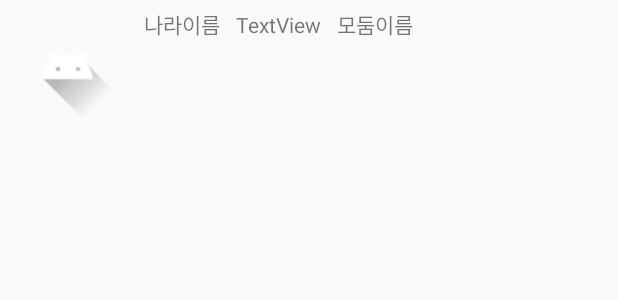
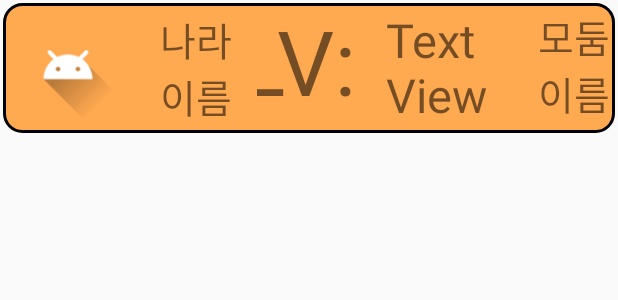
Before and after one commit to j991132/trade, an Android app: the layout rank_item.xml on its own in the app's theme, with its tools: preview values and no code run, on a phone screen of 412 x 824 dp. Shown: the top 300 px of the screen. Run offline under Robolectric (Android 15) with nearby library versions, the phone set to English and light mode, and no system bars.

```diff
--- /dev/null
+++ b/app/src/main/res/drawable/border_layout.xml
@@ -0,0 +1,22 @@
+<?xml version="1.0" encoding="utf-8"?>
+<layer-list xmlns:android="http://schemas.android.com/apk/res/android">
+
+<item
+    android:start="2dp"
+    android:end="2dp"
+    android:top="2dp"
+    android:bottom="2dp">
+    <shape android:shape="rectangle">
+        <stroke android:width="2dp"
+            android:color="#000000"/>
+        <solid android:color="#FFA950"/>
+
+        <corners
+            android:topLeftRadius="12dp"
+            android:topRightRadius="12dp"
+            android:bottomLeftRadius="12dp"
+            android:bottomRightRadius="12dp"/>
+
+    </shape>
+</item>
+</layer-list>
--- a/app/src/main/res/layout/rank_item.xml
+++ b/app/src/main/res/layout/rank_item.xml
@@ -3,11 +3,14 @@
     xmlns:app="http://schemas.android.com/apk/res-auto"
     android:layout_width="match_parent"
     android:layout_height="wrap_content"
+    android:background="@drawable/border_layout"
+    android:gravity="center"
     android:orientation="vertical">
 
     <LinearLayout
         android:layout_width="match_parent"
         android:layout_height="match_parent"
+        android:gravity="fill_horizontal"
         android:orientation="horizontal">
 
         <ImageView
@@ -19,23 +22,53 @@
 
         <TextView
             android:id="@+id/nationname"
-            android:layout_width="wrap_content"
-            android:layout_height="wrap_content"
+            android:layout_width="match_parent"
+            android:layout_height="match_parent"
             android:layout_margin="5dp"
-            android:text="나라이름" />
+            android:layout_weight="1"
+            android:gravity="center"
+            android:text="나라이름"
+            app:autoSizeMaxTextSize="100dp"
+            app:autoSizeMinTextSize="1dp"
+            app:autoSizeStepGranularity="1dp"
+            app:autoSizeTextType="uniform" />
+
+        <TextView
+            android:id="@+id/textView12"
+            android:layout_width="match_parent"
+            android:layout_height="match_parent"
+            android:layout_weight="1"
+            android:gravity="right"
+            android:text="LV: "
+            app:autoSizeMaxTextSize="100dp"
+            app:autoSizeMinTextSize="1dp"
+            app:autoSizeStepGranularity="1dp"
+            app:autoSizeTextType="uniform" />
 
         <TextView
             android:id="@+id/nationlv"
-            android:layout_width="wrap_content"
-            android:layout_height="wrap_content"
+            android:layout_width="match_parent"
+            android:layout_height="match_parent"
             android:layout_margin="5dp"
-            android:text="TextView" />
+            android:layout_weight="1"
+            android:gravity="left"
+            android:text="TextView"
+            app:autoSizeMaxTextSize="100dp"
+            app:autoSizeMinTextSize="1dp"
+            app:autoSizeStepGranularity="1dp"
+            app:autoSizeTextType="uniform" />
 
         <TextView
             android:id="@+id/teamname"
-            android:layout_width="wrap_content"
-            android:layout_height="wrap_content"
+            android:layout_width="match_parent"
+            android:layout_height="match_parent"
             android:layout_margin="5dp"
-            android:text="모둠이름" />
+            android:layout_weight="1"
+            android:gravity="right"
+            android:text="모둠이름"
+            app:autoSizeMaxTextSize="100dp"
+            app:autoSizeMinTextSize="1dp"
+            app:autoSizeStepGranularity="1dp"
+            app:autoSizeTextType="uniform" />
     </LinearLayout>
 </LinearLayout>
```
Also changed, not shown: app/src/main/java/com/social/trade/RankAdapter.java (+23 -20 lines), app/src/main/java/com/social/trade/RankList.java (+55 -9 lines), app/src/main/java/com/social/trade/TeacherPage.java (+16 -2 lines), app/src/main/java/com/social/trade/nation.java (+42 -9 lines), app/src/main/java/com/social/trade/tradegame.java (+11 -10 lines), app/src/main/java/com/social/trade/tradewindow.java (+9 -8 lines), app/src/main/res/layout/activity_rank_list.xml (+6 -1 lines), app/src/main/res/drawable/ca.gif, app/src/main/res/drawable/cha.gif, app/src/main/res/drawable/os.gif, app/src/main/res/drawable/sa.gif, app/src/main/res/drawable/saudi.gif.
